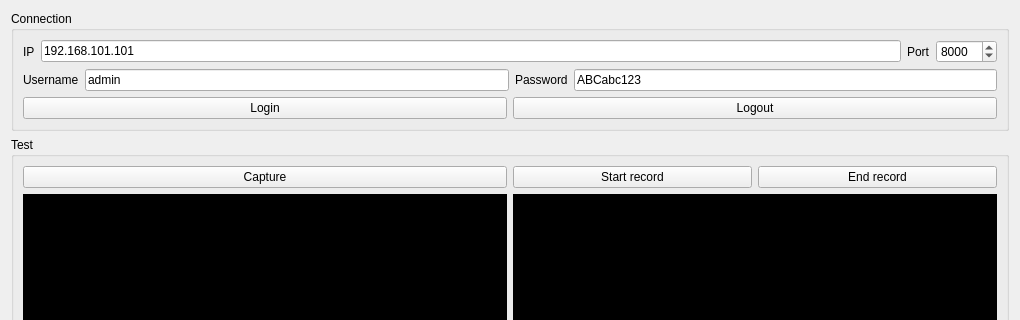
Above: HCNetSDK-demo/widget.ui from dfqytcom/HCNetSDK-demo before the change; both pictures show x 0 to 1020 and y 0 to 320 of the 1020 by 752 pixel window. Below: the same form after it.
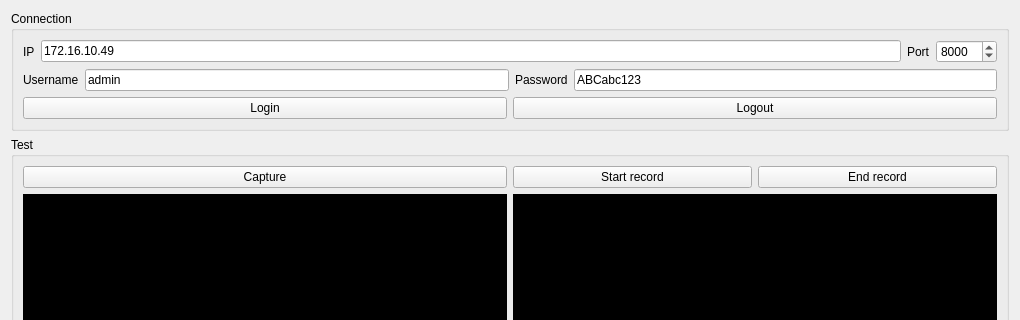
That is the form after the change.

```diff
--- a/HCNetSDK-demo/widget.ui
+++ b/HCNetSDK-demo/widget.ui
@@ -32,7 +32,7 @@
         <item>
          <widget class="QLineEdit" name="lineEdit_ip">
           <property name="text">
-           <string>192.168.101.101</string>
+           <string>172.16.10.49</string>
           </property>
          </widget>
         </item>
```
